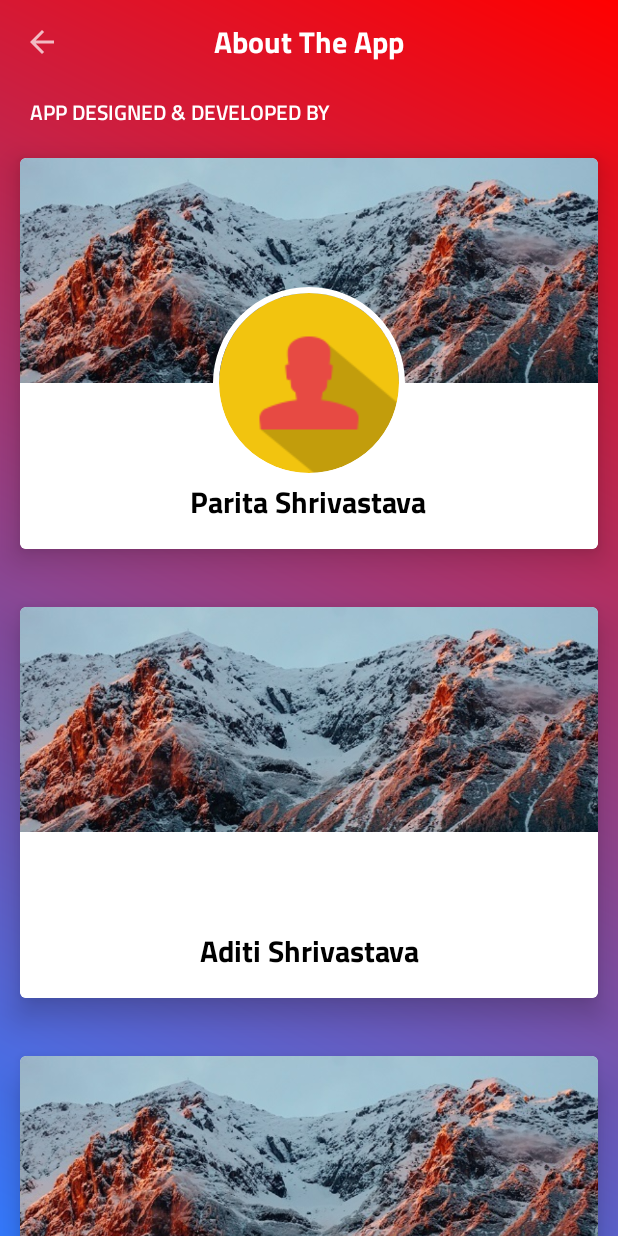
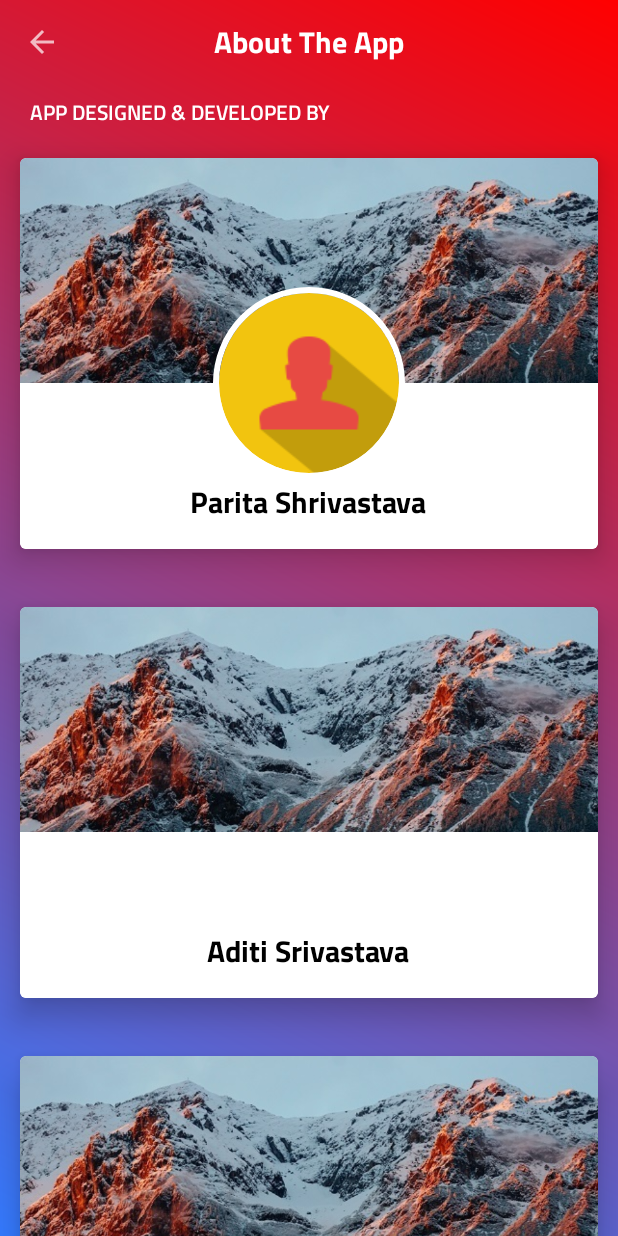
Before and after one commit to PM44/dequinox, an Android app: the AboutActivity screen opened directly, with no data from a screen before it, on a phone screen of 412 x 824 dp. Run offline under Robolectric (Android 15) with nearby library versions, the phone set to English and light mode, and no system bars; our stand-ins replace ButterKnife, CircleImageView; pictures from the network do not load.

Commit message:
minor changes

```diff
--- a/app/src/main/res/layout/activity_about.xml
+++ b/app/src/main/res/layout/activity_about.xml
@@ -177,7 +177,7 @@
                         android:layout_marginTop="64dp"
                         android:fontFamily="@font/titillium_bold"
                         android:gravity="center"
-                        android:text="Aditi Shrivastava"
+                        android:text="Aditi Srivastava"
                         android:layout_marginBottom="16dp"
                         android:textColor="@color/black"/>
 
--- a/app/src/main/res/values/strings.xml
+++ b/app/src/main/res/values/strings.xml
@@ -1,5 +1,5 @@
 <resources>
-    <string name="app_name">D\'EQUINOX</string>
+    <string name="app_name">Spyn Pro</string>
 
     <string name="app_designed_developed_by"><![CDATA[APP DESIGNED & DEVELOPED BY]]></string>
     <string name="introduction">Brace yourselves....D\'EQUINOX is back! A bigger, better and brighter edition of the biennial cultural fest. Over 50 events leave you spoilt for choice. Like, share and spread the word.</string>
```
